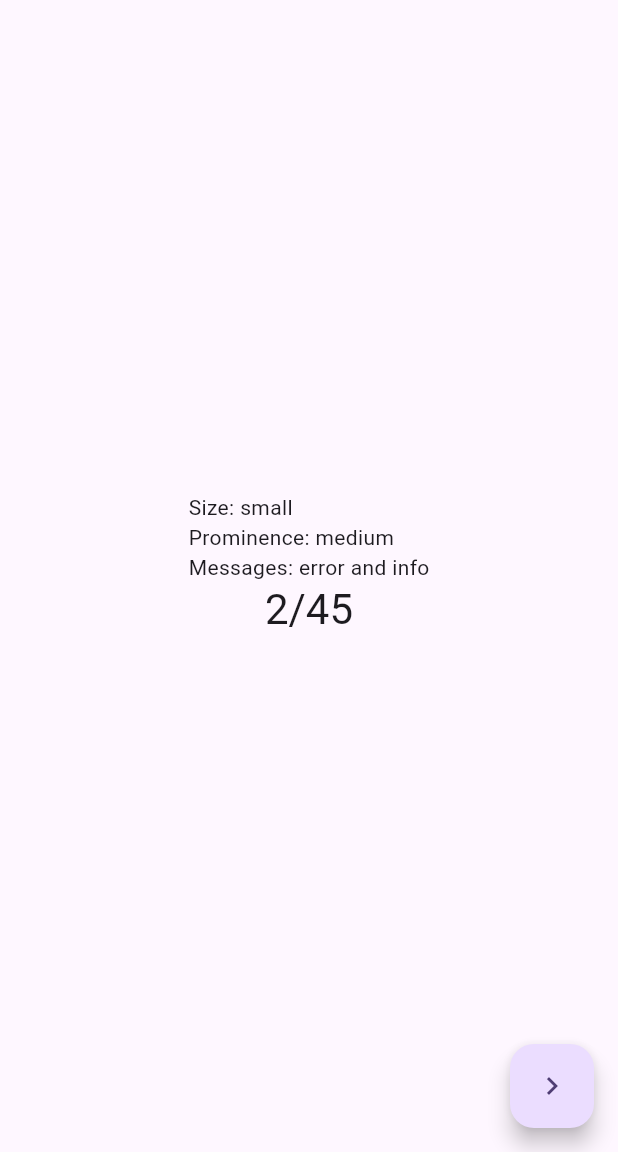
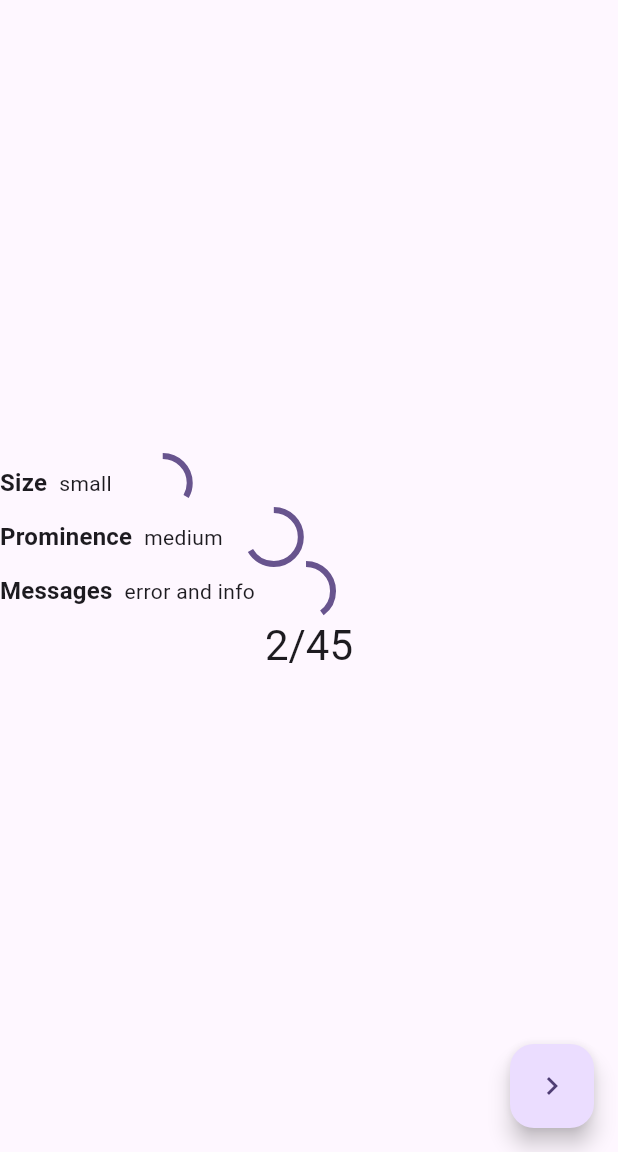
Before and after one commit to flarebyte/message_slot_bubblegum, a Flutter app: the screen it shows after launch, after a tap on the "navigate next" icon, on a phone screen of 412 x 824 dp, the part 84-1236 px from its top. Run offline on Flutter 3.47's test engine with Material 3 defaults, Android fonts, the phone set to English and light mode, and no system bars; missing offline and left inert: grand_copperframe, slotboard_copperframe.

Commit message:
Adds circular parameter widget

```diff
--- /dev/null
+++ b/example/lib/circular_parameter_widget.dart
@@ -0,0 +1,44 @@
+import 'package:flutter/material.dart';
+
+import 'circular_parameter_list.dart';
+
+/// A Flutter widget that displays a title and a parameter label from a [CircularParameterList].
+/// It also shows a circular progress indicator that represents the current index position relative to the total length.
+class CircularParameterWidget<T> extends StatelessWidget {
+  final String title;
+  final CircularParameterList<T> parameterList;
+
+  CircularParameterWidget({super.key, required this.title, required this.parameterList});
+
+  @override
+  Widget build(BuildContext context) {
+    return Row(
+      mainAxisAlignment: MainAxisAlignment.start,
+      children: [
+        /// Displays the title of the widget.
+        Text(
+          title,
+          style: Theme.of(context).textTheme.titleMedium?.copyWith(
+            fontWeight: FontWeight.bold,
+          ),
+        ),
+        const SizedBox(width: 8.0),
+
+        /// Displays the label of the current parameter in the list.
+        Text(
+          parameterList.current().label,
+          style: Theme.of(context).textTheme.bodyMedium,
+        ),
+        const SizedBox(width: 16.0),
+
+        /// Displays a circular progress indicator representing the index position.
+        CircularProgressIndicator(
+          value: parameterList.length() > 0
+              ? (parameterList.currentIndex() + 1) / parameterList.length()
+              : 0.0,
+          strokeWidth: 4.0,
+        ),
+      ],
+    );
+  }
+}
--- a/example/lib/main.dart
+++ b/example/lib/main.dart
@@ -4,6 +4,7 @@ import 'package:message_slot_bubblegum/message_slot_bubblegum.dart';
 import 'package:slotboard_copperframe/slotboard_copperframe.dart';
 
 import 'circular_parameter_list.dart';
+import 'circular_parameter_widget.dart';
 
 void main() {
   runApp(const MyApp());
@@ -110,7 +111,6 @@ class MyHomePage extends StatefulWidget {
 }
 
 class _MyHomePageState extends State<MyHomePage> {
-  String _description = 'Start';
   final _infoSlot = InfoSlot(tags: ['main']);
   final loopData = IterationData();
   void _incrementCounter() {
@@ -122,8 +122,6 @@ class _MyHomePageState extends State<MyHomePage> {
           title: 'Some title',
           description: 'Some description');
     });
-    _description =
-        'Size: ${loopData.size.current().label}\nProminence: ${loopData.prominence.current().label}\nMessages: ${loopData.slotMessages.current().label}';
   }
 
   @override
@@ -137,9 +135,9 @@ class _MyHomePageState extends State<MyHomePage> {
         child: Column(
           mainAxisAlignment: MainAxisAlignment.center,
           children: <Widget>[
-            Text(
-              _description,
-            ),
+            CircularParameterWidget(title: 'Size', parameterList:  loopData.size),
+            CircularParameterWidget(title: 'Prominence', parameterList:  loopData.prominence),
+            CircularParameterWidget(title: 'Messages', parameterList:  loopData.slotMessages),
             Text(
               '${loopData.mainCircularIterator.currentIndex()+1}/${loopData.mainCircularIterator.length()}',
               style: Theme.of(context).textTheme.headlineMedium,
```
